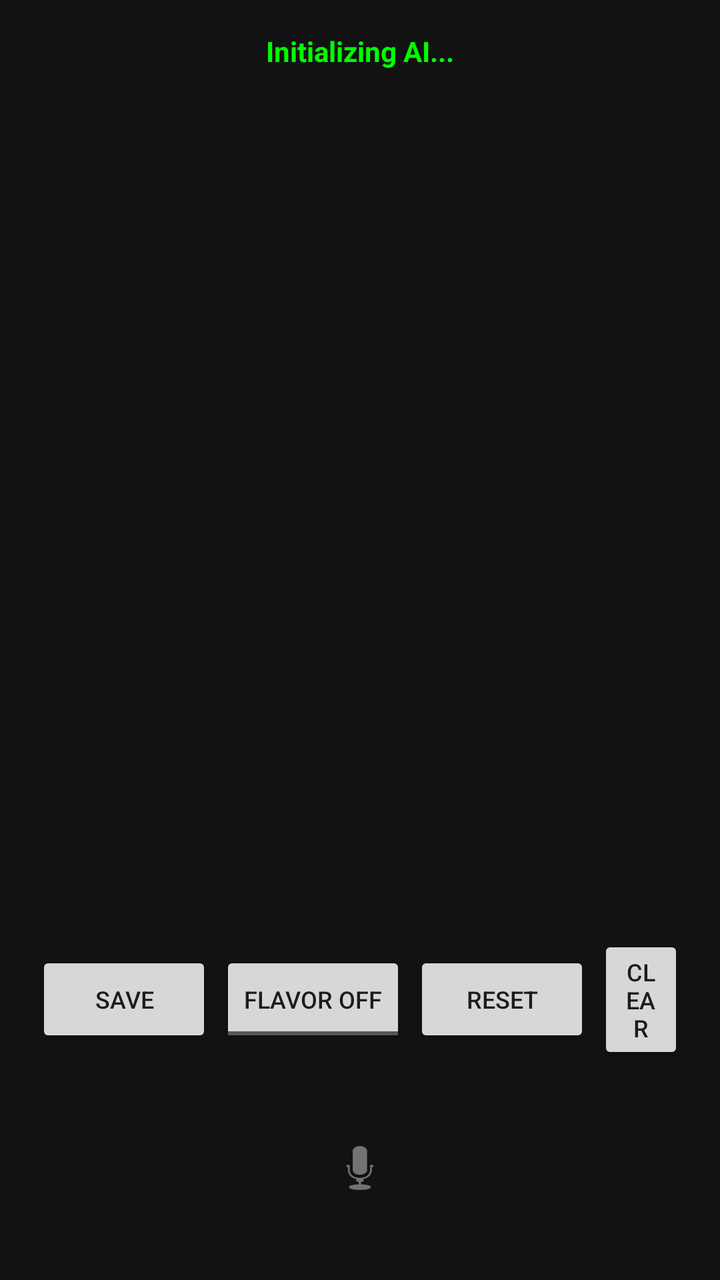
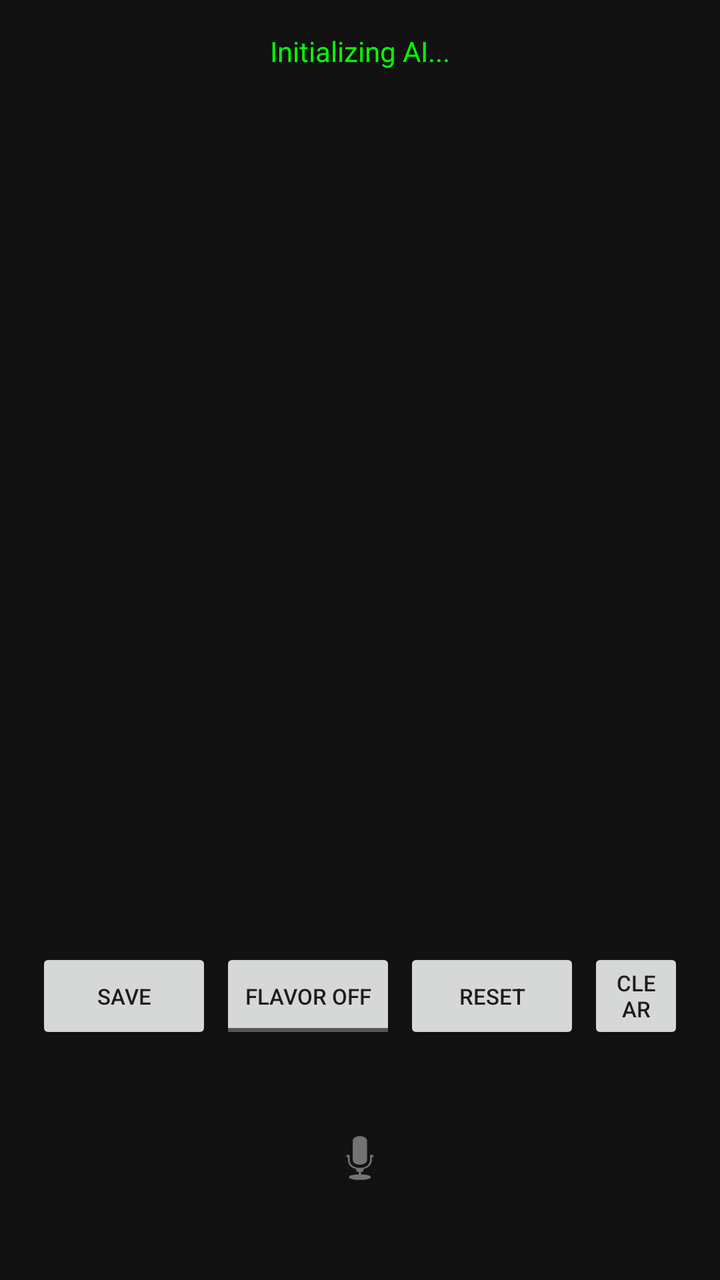

Before-and-after screenshots of an Android layout around one commit, followed by the original layout XML and the change that was made.
<!-- AndroidManifest.xml: application theme Theme.AppCompat.DayNight.NoActionBar -->
<!-- res/layout/activity_main.xml -->
<?xml version="1.0" encoding="utf-8"?>
<RelativeLayout xmlns:android="http://schemas.android.com/apk/res/android"
    android:layout_width="match_parent"
    android:layout_height="match_parent"
    android:background="#121212"
    android:padding="16dp">

    <TextView
        android:id="@+id/tvStatus"
        android:layout_width="wrap_content"
        android:layout_height="wrap_content"
        android:layout_centerHorizontal="true"
        android:text="Initializing AI..."
        android:textColor="#00FF00"
        android:textStyle="bold" />

    <ScrollView
        android:id="@+id/scrollTranscript"
        android:layout_width="match_parent"
        android:layout_height="match_parent"
        android:layout_above="@+id/controls"
        android:layout_below="@id/tvStatus"
        android:layout_marginVertical="10dp">
        <TextView
            android:id="@+id/tvTranscript"
            android:layout_width="match_parent"
            android:layout_height="wrap_content"
            android:textColor="#FFFFFF"
            android:textSize="18sp" />
    </ScrollView>

    <LinearLayout
        android:id="@+id/controls"
        android:layout_width="match_parent"
        android:layout_height="wrap_content"
        android:layout_alignParentBottom="true"
        android:gravity="center"
        android:orientation="vertical">

        <View
            android:id="@+id/pulseIndicator"
            android:layout_width="50dp"
            android:layout_height="50dp"
            android:alpha="0"
            android:background="@android:drawable/presence_online"
            android:backgroundTint="#00BCD4" />

        <LinearLayout
            android:layout_width="match_parent"
            android:layout_height="wrap_content"
            android:orientation="horizontal"
            android:gravity="center"
            android:layout_marginBottom="10dp">

            <Button android:id="@+id/btnSave" android:layout_width="wrap_content" android:layout_height="wrap_content" android:text="Save" android:textSize="12sp" android:layout_margin="2dp" />
            <ToggleButton android:id="@+id/toggleFlavor" android:layout_width="wrap_content" android:layout_height="wrap_content" android:textOff="Flavor OFF" android:textOn="Flavor ON" android:textSize="12sp" android:layout_margin="2dp" />
            <Button android:id="@+id/btnReset" android:layout_width="wrap_content" android:layout_height="wrap_content" android:text="Reset" android:textSize="12sp" android:layout_margin="2dp" />
            <Button android:id="@+id/btnClear" android:layout_width="wrap_content" android:layout_height="wrap_content" android:text="Clear" android:textSize="12sp" android:layout_margin="2dp" />
        </LinearLayout>

        <ImageButton
            android:id="@+id/btnListen"
            android:layout_width="80dp"
            android:layout_height="80dp"
            android:background="?attr/selectableItemBackgroundBorderless"
            android:src="@android:drawable/ic_btn_speak_now" />
    </LinearLayout>
</RelativeLayout>
<!-- resources referenced by this layout -->
<resources>

</resources>

<!-- the commit's change to res/layout/activity_main.xml (unified diff, before → after) -->
@@ -11,8 +11,7 @@
         android:layout_height="wrap_content"
         android:layout_centerHorizontal="true"
         android:text="Initializing AI..."
-        android:textColor="#00FF00"
-        android:textStyle="bold" />
+        android:textColor="#00FF00" />
 
     <ScrollView
         android:id="@+id/scrollTranscript"
@@ -39,8 +38,8 @@
 
         <View
             android:id="@+id/pulseIndicator"
-            android:layout_width="50dp"
-            android:layout_height="50dp"
+            android:layout_width="60dp"
+            android:layout_height="60dp"
             android:alpha="0"
             android:background="@android:drawable/presence_online"
             android:backgroundTint="#00BCD4" />
@@ -51,17 +50,16 @@
             android:orientation="horizontal"
             android:gravity="center"
             android:layout_marginBottom="10dp">
-
-            <Button android:id="@+id/btnSave" android:layout_width="wrap_content" android:layout_height="wrap_content" android:text="Save" android:textSize="12sp" android:layout_margin="2dp" />
-            <ToggleButton android:id="@+id/toggleFlavor" android:layout_width="wrap_content" android:layout_height="wrap_content" android:textOff="Flavor OFF" android:textOn="Flavor ON" android:textSize="12sp" android:layout_margin="2dp" />
-            <Button android:id="@+id/btnReset" android:layout_width="wrap_content" android:layout_height="wrap_content" android:text="Reset" android:textSize="12sp" android:layout_margin="2dp" />
-            <Button android:id="@+id/btnClear" android:layout_width="wrap_content" android:layout_height="wrap_content" android:text="Clear" android:textSize="12sp" android:layout_margin="2dp" />
+            <Button android:id="@+id/btnSave" android:layout_width="wrap_content" android:layout_height="wrap_content" android:text="Save" android:textSize="11sp" android:layout_margin="2dp" />
+            <ToggleButton android:id="@+id/toggleFlavor" android:layout_width="wrap_content" android:layout_height="wrap_content" android:textOff="Flavor OFF" android:textOn="Flavor ON" android:textSize="11sp" android:layout_margin="2dp" />
+            <Button android:id="@+id/btnReset" android:layout_width="wrap_content" android:layout_height="wrap_content" android:text="Reset" android:textSize="11sp" android:layout_margin="2dp" />
+            <Button android:id="@+id/btnClear" android:layout_width="wrap_content" android:layout_height="wrap_content" android:text="Clear" android:textSize="11sp" android:layout_margin="2dp" />
         </LinearLayout>
 
         <ImageButton
             android:id="@+id/btnListen"
-            android:layout_width="80dp"
-            android:layout_height="80dp"
+            android:layout_width="90dp"
+            android:layout_height="90dp"
             android:background="?attr/selectableItemBackgroundBorderless"
             android:src="@android:drawable/ic_btn_speak_now" />
     </LinearLayout>
